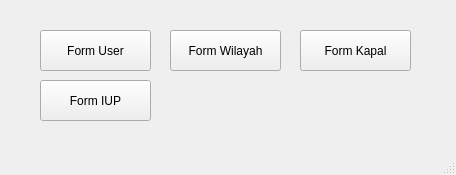
The window that mainwindow.ui (Yadija/tugas_visual_2) describes before a commit, drawn with Qt 5.
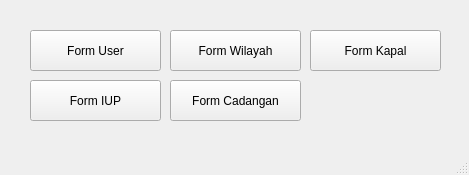
The same window after the commit.

Commit message: ⚒️build: make form cadangan

```diff
--- a/mainwindow.ui
+++ b/mainwindow.ui
@@ -6,7 +6,7 @@
    <rect>
     <x>0</x>
     <y>0</y>
-    <width>456</width>
+    <width>469</width>
     <height>175</height>
    </rect>
   </property>
@@ -17,9 +17,9 @@
    <widget class="QPushButton" name="pushButtonFormUser">
     <property name="geometry">
      <rect>
-      <x>40</x>
+      <x>30</x>
       <y>30</y>
-      <width>111</width>
+      <width>131</width>
       <height>41</height>
      </rect>
     </property>
@@ -32,7 +32,7 @@
      <rect>
       <x>170</x>
       <y>30</y>
-      <width>111</width>
+      <width>131</width>
       <height>41</height>
      </rect>
     </property>
@@ -43,9 +43,9 @@
    <widget class="QPushButton" name="pushButtonFormKapal">
     <property name="geometry">
      <rect>
-      <x>300</x>
+      <x>310</x>
       <y>30</y>
-      <width>111</width>
+      <width>131</width>
       <height>41</height>
      </rect>
     </property>
@@ -56,9 +56,9 @@
    <widget class="QPushButton" name="pushButtonFormIUP">
     <property name="geometry">
      <rect>
-      <x>40</x>
+      <x>30</x>
       <y>80</y>
-      <width>111</width>
+      <width>131</width>
       <height>41</height>
      </rect>
     </property>
@@ -66,6 +66,19 @@
      <string>Form IUP</string>
     </property>
    </widget>
+   <widget class="QPushButton" name="pushButtonFormCadangan">
+    <property name="geometry">
+     <rect>
+      <x>170</x>
+      <y>80</y>
+      <width>131</width>
+      <height>41</height>
+     </rect>
+    </property>
+    <property name="text">
+     <string>Form Cadangan</string>
+    </property>
+   </widget>
   </widget>
   <widget class="QMenuBar" name="menubar">
    <property name="geometry">
```
Left out of the diff: 2 changed lines with no effect on the pictures. The commit also changes 8 other files.
